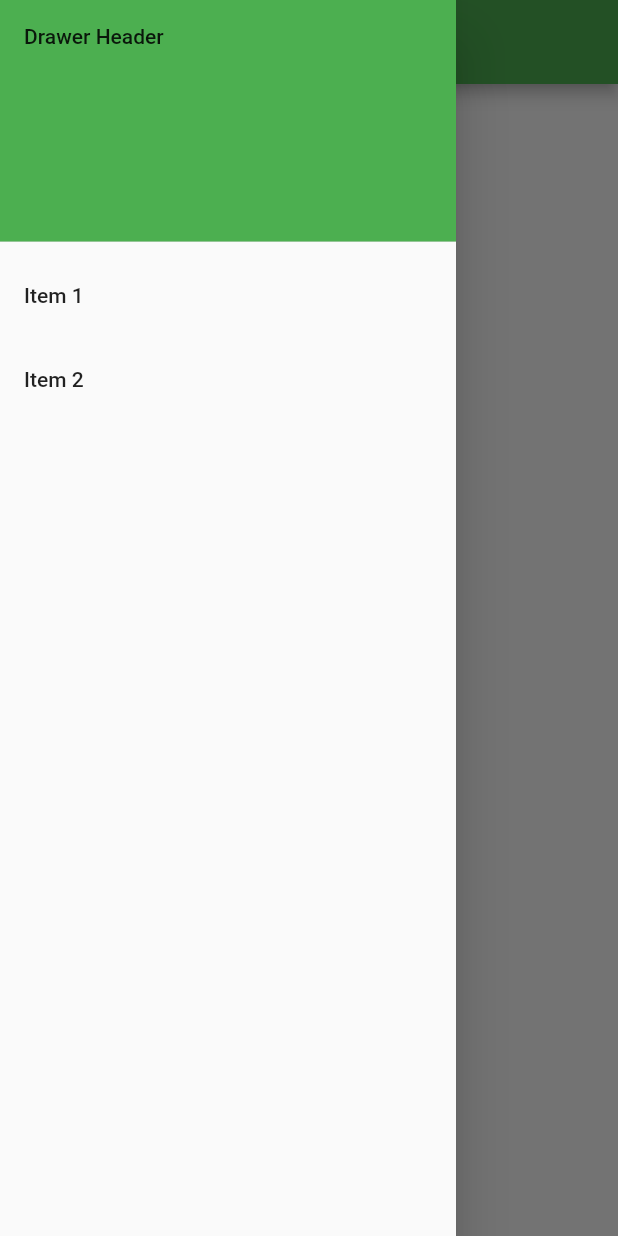
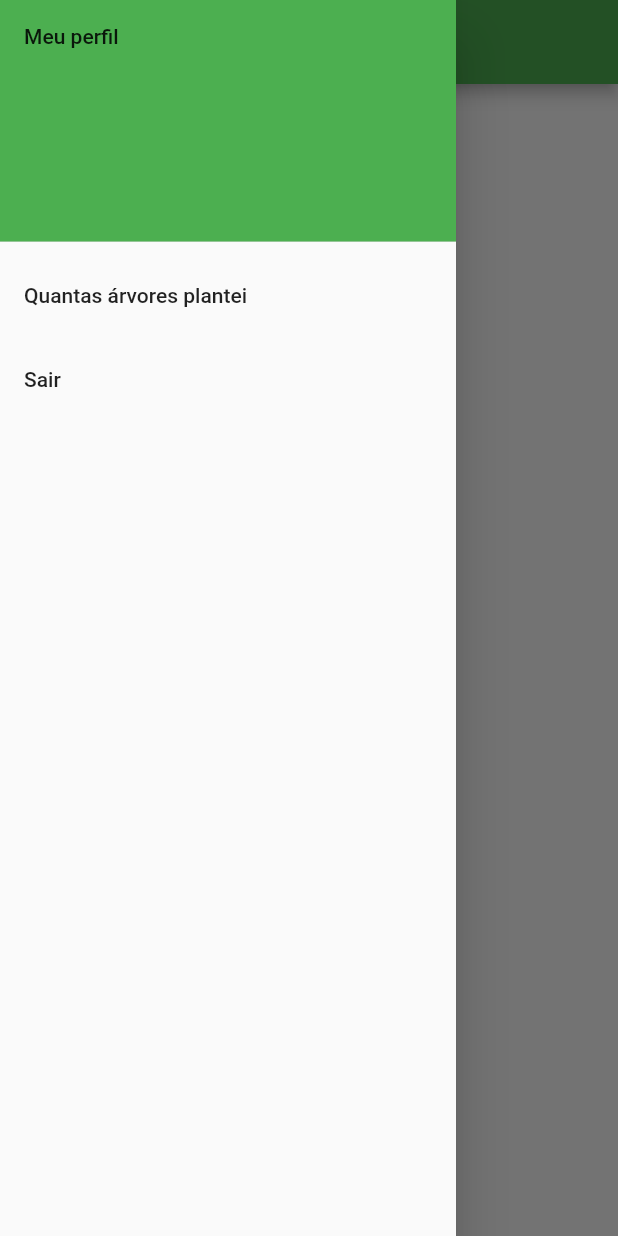
Before and after one commit to ItanuRomero/plantree, a Flutter app: the screen it shows after launch, with the side drawer open, on a phone screen of 412 x 824 dp. Run offline on Flutter 3.47's test engine with Material 2 defaults, Android fonts, the phone set to English and light mode, and no system bars.

Commit message:
move home drawer to another file

```diff
--- /dev/null
+++ b/lib/widgets/home/home_drawer.dart
@@ -0,0 +1,43 @@
+import 'package:flutter/material.dart';
+
+class HomeDrawer extends StatelessWidget {
+  const HomeDrawer({Key? key}) : super(key: key);
+
+  @override
+  Widget build(BuildContext context) {
+    return Drawer(
+      child: ListView(
+        // Important: Remove any padding from the ListView.
+        padding: EdgeInsets.zero,
+        children: [
+          const DrawerHeader(
+            decoration: BoxDecoration(
+              color: Colors.green,
+            ),
+            child: Text('Meu perfil'),
+          ),
+          ListTile(
+            title: const Text('Quantas árvores plantei'),
+            onTap: () {
+              // Update the state of the app.
+              // ...
+            },
+          ),
+          ListTile(
+            title: const Text('Sair'),
+            onTap: () {
+              // Update the state of the app.
+              // ...
+            },
+          ),
+        ],
+      ),
+    );
+  }
+
+  @override
+  State<StatefulWidget> createState() {
+    // TODO: implement createState
+    throw UnimplementedError();
+  }
+}
--- a/lib/widgets/home/home_page.dart
+++ b/lib/widgets/home/home_page.dart
@@ -1,4 +1,5 @@
 import 'package:flutter/material.dart';
+import 'package:plantree/widgets/home/home_drawer.dart';
 
 class MyHomePage extends StatefulWidget {
   const MyHomePage({Key? key, required this.title}) : super(key: key);
@@ -82,38 +83,7 @@ class _MyHomePageState extends State<MyHomePage> {
         child: const Icon(Icons.add),
       ),
       floatingActionButtonLocation: FloatingActionButtonLocation.centerFloat,
-      // This trailing comma makes auto-formatting nicer for build methods.
-      drawer: Drawer(
-        // Add a ListView to the drawer. This ensures the user can scroll
-        // through the options in the drawer if there isn't enough vertical
-        // space to fit everything.
-        child: ListView(
-          // Important: Remove any padding from the ListView.
-          padding: EdgeInsets.zero,
-          children: [
-            const DrawerHeader(
-              decoration: BoxDecoration(
-                color: Colors.green,
-              ),
-              child: Text('Drawer Header'),
-            ),
-            ListTile(
-              title: const Text('Item 1'),
-              onTap: () {
-                // Update the state of the app.
-                // ...
-              },
-            ),
-            ListTile(
-              title: const Text('Item 2'),
-              onTap: () {
-                // Update the state of the app.
-                // ...
-              },
-            ),
-          ],
-        ),
-      ),
+      drawer: const HomeDrawer(),
     );
   }
 }
```
